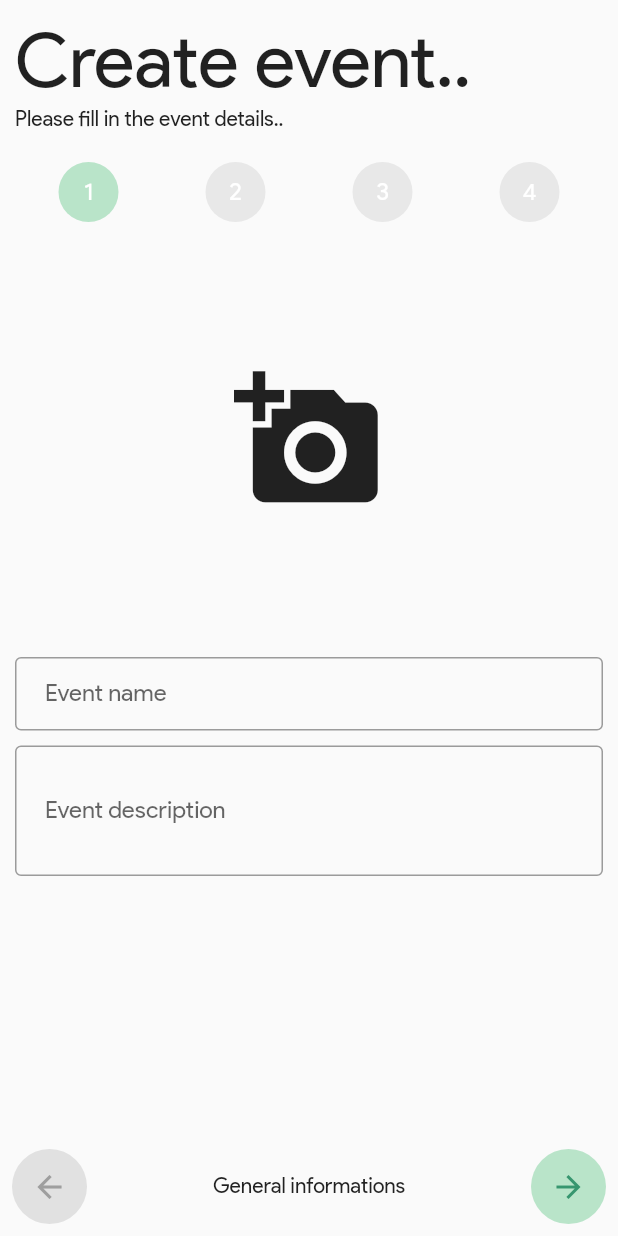
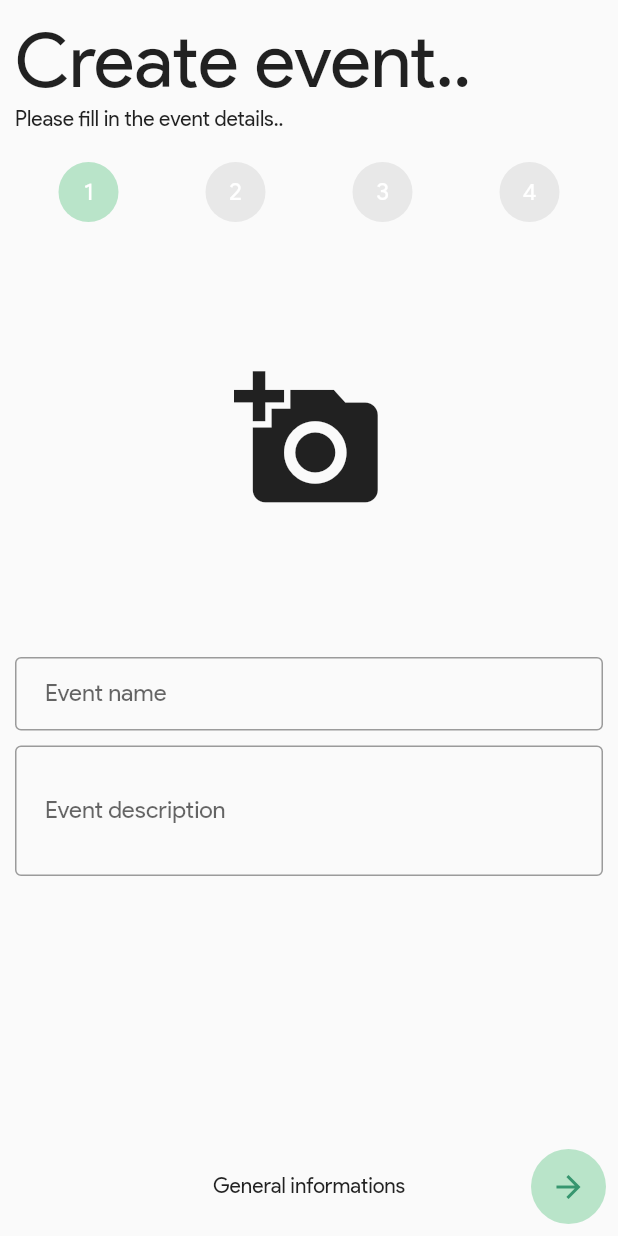
Before and after one commit to OmarMach/hayaProject, a Flutter app: the AddEventScreen screen opened by its route, after a tap on the "arrow forward" icon, after a tap on the "arrow back" icon, on a phone screen of 412 x 824 dp. Run offline on Flutter 3.47's test engine with Material 2 defaults, Android fonts, the phone set to English and light mode, and no system bars; our stand-ins replace curved_navigation_bar, image_picker.

Commit message:
updated addevent screen

```diff
--- a/lib/screens/add_event_screen.dart
+++ b/lib/screens/add_event_screen.dart
@@ -11,14 +11,21 @@ class AddEventScreen extends StatefulWidget {
 }
 
 class _AddEventScreenState extends State<AddEventScreen> {
-  // TODO : Validation with each step / Swipe between steps if that step is successful
+  // TODO : Validation with each step / Swipe between steps if that step is successful / preview event
+
   final _key = GlobalKey<FormState>();
 
-  bool _oneDayEvent = true;
+  final _startDayController = TextEditingController();
+  final _endDayController = TextEditingController();
+  final _titleController = TextEditingController();
+  final _descriptionController = TextEditingController();
+  final _formContent = {};
+
+  bool _oneDayEvent = false;
   bool _isPrivate = false;
   int _formStep = 0;
+
   String _stepText = "General informations";
-
   String _selectedCategory = "Camping";
   String _selectedRegion = "Benzart";
   String _selectedPlace = "Ain Damous";
@@ -49,11 +56,6 @@ class _AddEventScreenState extends State<AddEventScreen> {
       "active": false,
     },
   ];
-
-  final _startDayController = TextEditingController();
-  final _endDayController = TextEditingController();
-  final _titleController = TextEditingController();
-  final _descriptionController = TextEditingController();
 
   final List<DropdownMenuItem<String>> _categories = [
     DropdownMenuItem(value: "Camping", child: Text("Camping")),
@@ -152,7 +154,11 @@ class _AddEventScreenState extends State<AddEventScreen> {
                     if (_formStep == 1) ...[
                       SizedBox(height: 10),
                       _buildDropdownButtonFormField(
-                          _categories, _selectedCategory, "Category"),
+                          _categories,
+                          _formContent['category'] == null
+                              ? _selectedCategory
+                              : _formContent['category'],
+                          "Category"),
                       SizedBox(height: 10),
                       _buildDateRow(context),
                       SizedBox(height: 10),
@@ -170,7 +176,7 @@ class _AddEventScreenState extends State<AddEventScreen> {
                     SizedBox(height: 10),
                     // STEP FOUR ELEMENTS
                     if (_formStep == 3) ...[
-                      Text("Event Privacy : "),
+                      Text("Privacy : "),
                       SizedBox(height: 10),
                       _buildPrivacyButtons(),
                       SizedBox(height: 10),
@@ -350,9 +356,14 @@ class _AddEventScreenState extends State<AddEventScreen> {
     return Row(
       mainAxisAlignment: MainAxisAlignment.spaceBetween,
       children: [
-        ClipOval(
+        _formStep == 0
+            ? SizedBox(
+                height: 50,
+                width: 50,
+              )
+            : ClipOval(
                 child: Material(
-            color: _formStep == 0 ? Colors.grey.withAlpha(70) : backgroundColor,
+                  color: backgroundColor,
                   child: InkWell(
                     splashColor: lighterprimColor,
                     child: SizedBox(
@@ -369,15 +380,26 @@ class _AddEventScreenState extends State<AddEventScreen> {
                             setState(() {
                               _formStep--;
                               _stepText = setFormStepText(_formStep);
+                              if (_formStep == 1)
+                                _formContent['category'] = _selectedCategory;
+                              if (_formStep == 2) {
+                                _formContent['place'] = _selectedPlace;
+                                _formContent['region'] = _selectedRegion;
+                              }
                             });
                           },
                   ),
                 ),
               ),
         Text(_stepText),
-        ClipOval(
+        _formStep == 3
+            ? SizedBox(
+                height: 50,
+                width: 50,
+              )
+            : ClipOval(
                 child: Material(
-            color: _formStep == 3 ? Colors.grey.withAlpha(70) : backgroundColor,
+                  color: backgroundColor,
                   child: InkWell(
                     splashColor: lighterprimColor,
                     child: SizedBox(
@@ -427,6 +449,11 @@ class _AddEventScreenState extends State<AddEventScreen> {
       List items, String value, String label) {
     return DropdownButtonFormField(
         value: value,
+        onSaved: (val) {
+          setState(() {
+            _selectedRegion = val;
+          });
+        },
         decoration: _buildInputDecoration(label, null),
         onChanged: (val) {
           setState(() {
```
Lines whose indentation alone changed are shown as unchanged.
